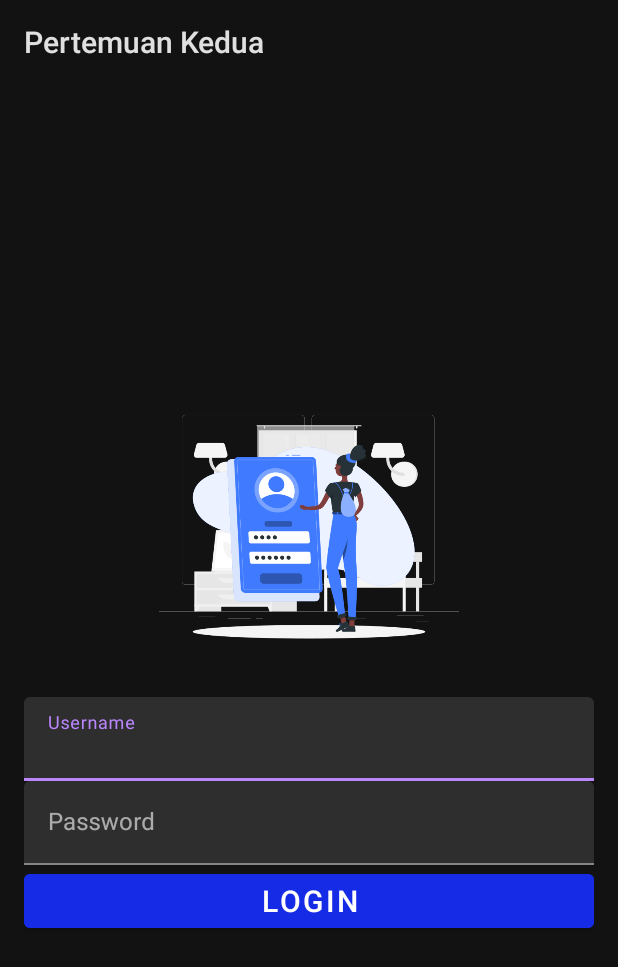
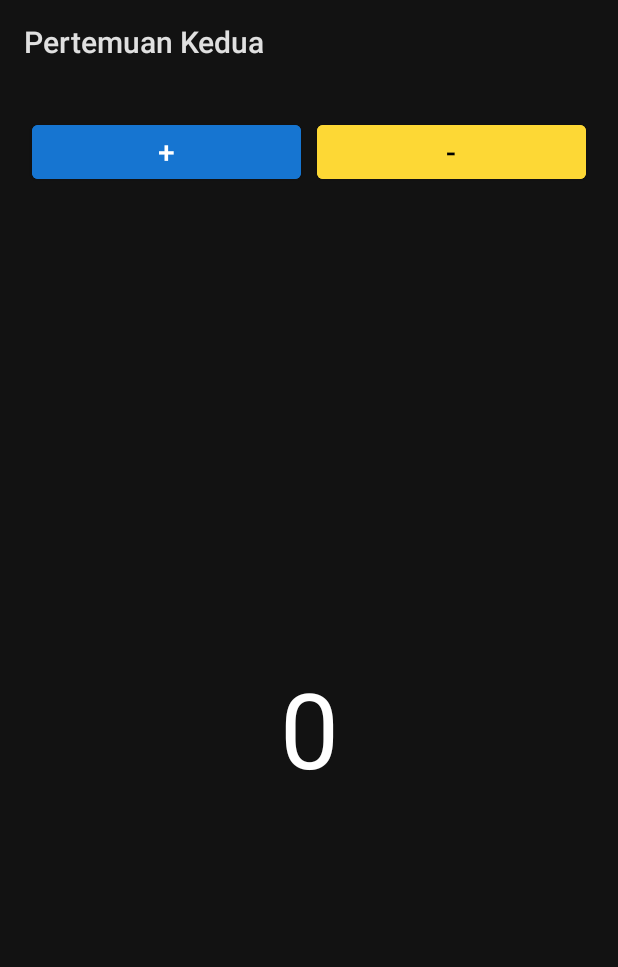
Before and after one commit to jutionck/RefreshmentTraining, an Android app: the screen it shows after launch (MainActivity), on a phone screen of 412 x 824 dp. Shown: the top 967 px of the screen. Run offline under Robolectric (Android 15) with nearby library versions, the phone set to English and light mode, and no system bars.

Commit message:
[IMPROVE] - Buat counter

```diff
--- a/app/src/main/AndroidManifest.xml
+++ b/app/src/main/AndroidManifest.xml
@@ -11,7 +11,6 @@
         android:roundIcon="@mipmap/ic_launcher_round"
         android:supportsRtl="true"
         android:theme="@style/Theme.MaterialComponents">
-        <activity android:name=".BoardActivity"></activity>
         <activity android:name=".MainActivity">
             <intent-filter>
                 <action android:name="android.intent.action.MAIN" />
--- a/app/src/main/java/com/enigmacamp/pertemuanpertama/MainActivity.kt
+++ b/app/src/main/java/com/enigmacamp/pertemuanpertama/MainActivity.kt
@@ -1,63 +1,29 @@
 package com.enigmacamp.pertemuanpertama
 
-import android.content.Intent
 import androidx.appcompat.app.AppCompatActivity
 import android.os.Bundle
-import android.util.Log
 import android.view.View
-import android.widget.TextView
-import com.google.android.material.button.MaterialButton
-import com.google.android.material.textfield.TextInputEditText
+import com.google.android.material.textview.MaterialTextView
 
 class MainActivity : AppCompatActivity() {
 
-    private lateinit var userNameText: TextInputEditText
-    private val activityName = "MAIN ACTIVITY"
-
-    companion object {
-        const val USER_NAME = "USER_NAME"
-    }
+    private lateinit var tvCounter: MaterialTextView
+    private var startCounter = 0
 
     override fun onCreate(savedInstanceState: Bundle?) {
         super.onCreate(savedInstanceState)
         setContentView(R.layout.activity_main)
 
-        userNameText = findViewById(R.id.username_text_input)
+        tvCounter = findViewById(R.id.tv_counter)
     }
 
-    fun moveToSecondActivity(view: View) {
-        val intent = Intent(this, BoardActivity::class.java)
-        intent.putExtra(USER_NAME, userNameText.text.toString())
-        startActivity(intent)
+    fun notifyIncrease(view: View) {
+        startCounter+=1
+        tvCounter.text = startCounter.toString()
+    }
+    fun notifyDecrease(view: View) {
+        startCounter-=1
+        tvCounter.text = startCounter.toString()
     }
 
-    override fun onStart() {
-        super.onStart()
-        Log.i(activityName, "OnStart() CALLED")
-    }
-
-    override fun onResume() {
-        super.onResume()
-        Log.i(activityName, "OnResume() CALLED")
-    }
-
-    override fun onPause() {
-        super.onPause()
-        Log.i(activityName, "OnPause() CALLED")
-    }
-
-    override fun onStop() {
-        super.onStop()
-        Log.i(activityName, "OnStop() CALLED")
-    }
-
-    override fun onDestroy() {
-        super.onDestroy()
-        Log.i(activityName, "OnDestroy() CALLED")
-    }
-
-    override fun onRestart() {
-        super.onRestart()
-        Log.i(activityName, "OnRestart() CALLED")
-    }
 }
--- a/app/src/main/res/layout/activity_main.xml
+++ b/app/src/main/res/layout/activity_main.xml
@@ -1,58 +1,63 @@
 <?xml version="1.0" encoding="utf-8"?>
 <androidx.constraintlayout.widget.ConstraintLayout xmlns:android="http://schemas.android.com/apk/res/android"
+    xmlns:app="http://schemas.android.com/apk/res-auto"
     xmlns:tools="http://schemas.android.com/tools"
     android:layout_width="match_parent"
     android:layout_height="match_parent"
     tools:context=".MainActivity">
 
-    <!--  view  -->
+    <LinearLayout
+        android:id="@+id/linearLayout"
+        android:layout_width="match_parent"
+        android:layout_height="wrap_content"
+        android:orientation="horizontal"
+        android:padding="16dp"
+        tools:ignore="MissingConstraints">
+
+        <com.google.android.material.button.MaterialButton
+            android:id="@+id/btn_increment"
+            android:layout_width="wrap_content"
+            android:layout_height="wrap_content"
+            android:layout_margin="5dp"
+            android:layout_weight="1"
+            android:backgroundTint="@color/primaryColor"
+            android:onClick="notifyIncrease"
+            android:text="+"
+            android:textAlignment="center"
+            android:textColor="@color/white"
+            android:textSize="20sp" />
+
+        <com.google.android.material.button.MaterialButton
+            android:id="@+id/btn_decrement"
+            android:layout_width="wrap_content"
+            android:layout_height="wrap_content"
+            android:layout_margin="5dp"
+            android:layout_weight="1"
+            android:backgroundTint="@color/secondaryColor"
+            android:onClick="notifyDecrease"
+            android:text="-"
+            android:textAlignment="center"
+            android:textSize="20sp" />
+    </LinearLayout>
+
     <LinearLayout
         android:layout_width="match_parent"
-        android:layout_height="match_parent"
+        android:layout_height="0dp"
+        android:gravity="center"
         android:orientation="vertical"
-        android:gravity="center"
-        android:padding="16dp">
-        <ImageView
-            android:id="@+id/imageView2"
-            android:layout_width="200dp"
-            android:layout_height="200dp"
-            tools:srcCompat="@tools:sample/avatars"
-            android:src="@drawable/login_bg"
-            android:layout_marginBottom="10dp"/>
+        android:padding="16dp"
+        app:layout_constraintBottom_toBottomOf="parent"
+        app:layout_constraintTop_toBottomOf="@+id/linearLayout">
 
-        <com.google.android.material.textfield.TextInputLayout
-            android:layout_width="match_parent"
-            android:layout_height="wrap_content">
-
-            <com.google.android.material.textfield.TextInputEditText
-                android:id="@+id/username_text_input"
-                android:layout_width="match_parent"
-                android:layout_height="wrap_content"
-                android:hint="Username" />
-
-        </com.google.android.material.textfield.TextInputLayout>
-
-        <com.google.android.material.textfield.TextInputLayout
-            android:layout_width="match_parent"
-            android:layout_height="wrap_content">
-
-            <com.google.android.material.textfield.TextInputEditText
-                android:layout_width="match_parent"
-                android:layout_height="wrap_content"
-                android:inputType="textPassword"
-                android:hint="Password" />
-
-        </com.google.android.material.textfield.TextInputLayout>
-
-        <com.google.android.material.button.MaterialButton
-            android:id="@+id/btn_login"
+        <com.google.android.material.textview.MaterialTextView
+            android:id="@+id/tv_counter"
             android:layout_width="match_parent"
             android:layout_height="wrap_content"
-            android:text="LOGIN"
-            android:onClick="moveToSecondActivity"
-            android:textSize="20sp"
-            android:backgroundTint="@color/blue_enigma"
-            android:textColor="@color/white" />
+            android:text="0"
+            android:textAlignment="center"
+            android:textColor="@color/white"
+            android:textSize="70sp" />
     </LinearLayout>
 
+
 </androidx.constraintlayout.widget.ConstraintLayout>
```
Also changed, not shown: app/src/main/java/com/enigmacamp/pertemuanpertama/BoardActivity.kt (deleted, +0 -51 lines), app/src/main/res/layout/activity_board.xml (deleted, +0 -24 lines).
